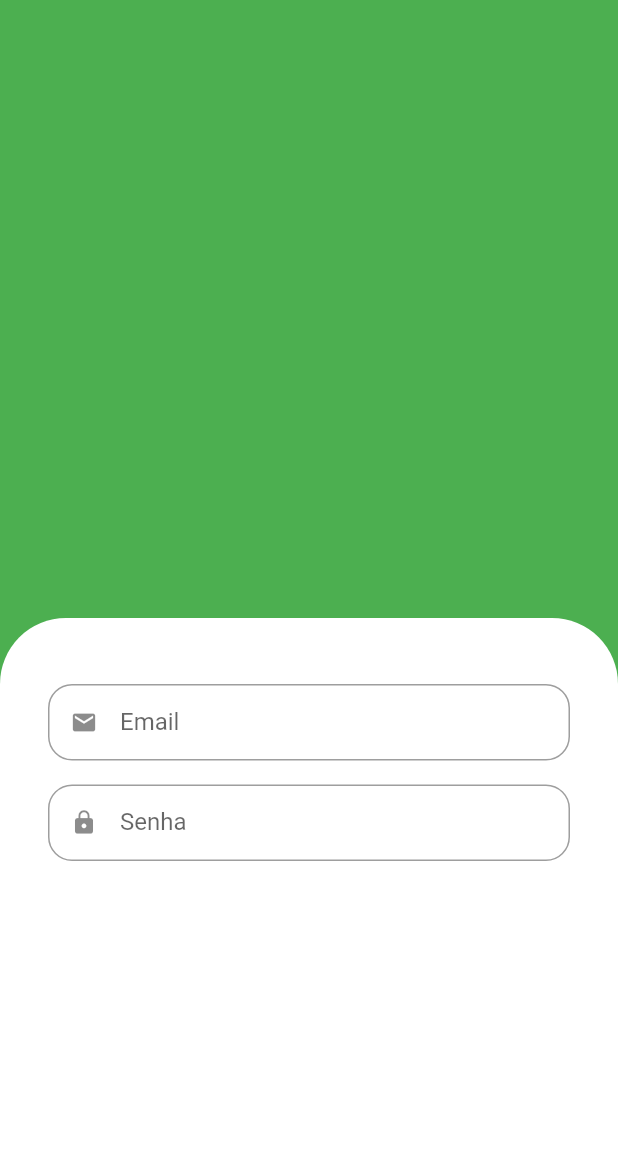
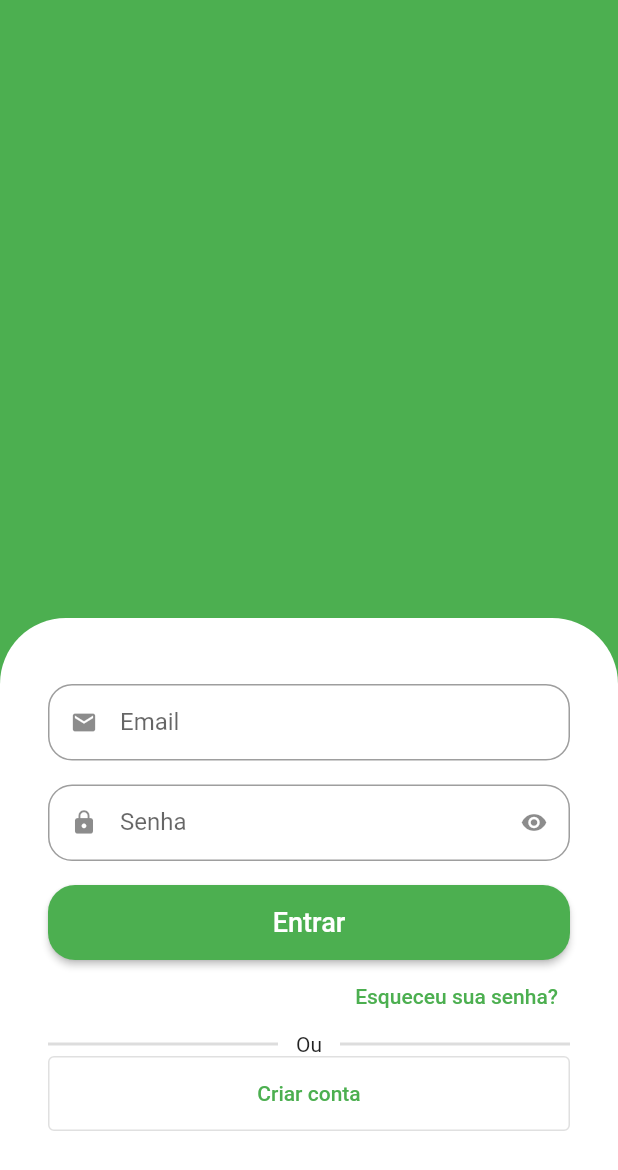
Before and after one commit to linnickgrisoste/greengrocer, a Flutter app: the screen it shows after launch, on a phone screen of 412 x 824 dp. Shown: the top 1170 px of the screen. Run offline on Flutter 3.47's test engine with Material 2 defaults, Android fonts, the phone set to English and light mode, and no system bars; generated files the repository leaves out were written again.

Commit message:
Adjustments in layout login

```diff
--- a/lib/features/auth/sign_in_view.dart
+++ b/lib/features/auth/sign_in_view.dart
@@ -33,14 +33,68 @@ class SignInView extends StatelessWidget {
                 borderRadius: BorderRadius.vertical(top: Radius.circular(44)),
               ),
               child: Column(
+                crossAxisAlignment: CrossAxisAlignment.stretch,
                 children: [
                   CustomTextFormField(
                     icon: Icons.email,
                     label: l10n.emailInputLabel,
                   ),
                   CustomTextFormField(
+                    isSecret: true,
                     icon: Icons.lock,
                     label: l10n.passwordInputLabel,
+                  ),
+                  SizedBox(
+                    height: 50,
+                    child: ElevatedButton(
+                      style: ElevatedButton.styleFrom(
+                        shape: RoundedRectangleBorder(
+                          borderRadius: BorderRadius.circular(18),
+                        ),
+                      ),
+                      onPressed: () {},
+                      child: const Text(
+                        'Entrar',
+                        style: TextStyle(fontSize: 18),
+                      ),
+                    ),
+                  ),
+                  Align(
+                    alignment: Alignment.centerRight,
+                    child: TextButton(
+                      onPressed: () {},
+                      child: const Text(
+                        'Esqueceu sua senha?',
+                        style: TextStyle(color: Colors.green),
+                      ),
+                    ),
+                  ),
+                  Row(
+                    children: [
+                      Expanded(
+                        child: Divider(
+                          color: Colors.grey.withAlpha(90),
+                          thickness: 2,
+                        ),
+                      ),
+                      const Padding(
+                        padding: EdgeInsets.symmetric(horizontal: 12),
+                        child: Text('Ou'),
+                      ),
+                      Expanded(
+                        child: Divider(
+                          color: Colors.grey.withAlpha(90),
+                          thickness: 2,
+                        ),
+                      ),
+                    ],
+                  ),
+                  SizedBox(
+                    height: 50,
+                    child: OutlinedButton(
+                      onPressed: () {},
+                      child: const Text('Criar conta'),
+                    ),
                   ),
                 ],
               ),
--- a/lib/features/support/components/custom_text_form_field.dart
+++ b/lib/features/support/components/custom_text_form_field.dart
@@ -1,25 +1,49 @@
 import 'package:flutter/material.dart';
 
-class CustomTextFormField extends StatelessWidget {
+class CustomTextFormField extends StatefulWidget {
   final IconData icon;
   final String label;
-  final bool? obscureText;
+  final bool isSecret;
 
   const CustomTextFormField({
     super.key,
     required this.icon,
     required this.label,
-    this.obscureText,
+    this.isSecret = false,
   });
+
+  @override
+  State<CustomTextFormField> createState() => _CustomTextFormFieldState();
+}
+
+class _CustomTextFormFieldState extends State<CustomTextFormField> {
+  bool obscureText = false;
+
+  @override
+  void initState() {
+    obscureText = widget.isSecret;
+    super.initState();
+  }
 
   @override
   Widget build(BuildContext context) {
     return Padding(
       padding: const EdgeInsets.only(bottom: 16),
       child: TextFormField(
+        obscureText: obscureText,
         decoration: InputDecoration(
-          prefixIcon: Icon(icon),
-          labelText: label,
+          prefixIcon: Icon(widget.icon),
+          suffixIcon: widget.isSecret
+              ? IconButton(
+                  onPressed: () {
+                    setState(() {
+                      obscureText = !obscureText;
+                    });
+                  },
+                  icon: Icon(obscureText ? Icons.visibility : Icons.visibility_off),
+                )
+              : null,
+          labelText: widget.label,
           isDense: true,
           border: OutlineInputBorder(
             borderRadius: BorderRadius.circular(16),
--- a/lib/main.dart
+++ b/lib/main.dart
@@ -20,9 +20,7 @@ class MyApp extends StatelessWidget {
       debugShowCheckedModeBanner: false,
       localizationsDelegates: Localization.localizationsDelegates,
       supportedLocales: Localization.supportedLocales,
-      theme: ThemeData(
-        primarySwatch: Colors.green,
-      ),
+      theme: ThemeData(primarySwatch: Colors.green),
       home: const SignInView(),
     );
   }
```
